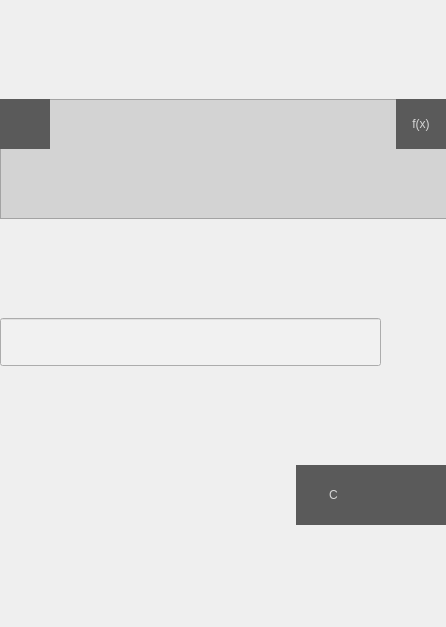
Above: src/mainwindow.ui from Simply-Ian/twilight-calc before the change. Below: the same form after it.
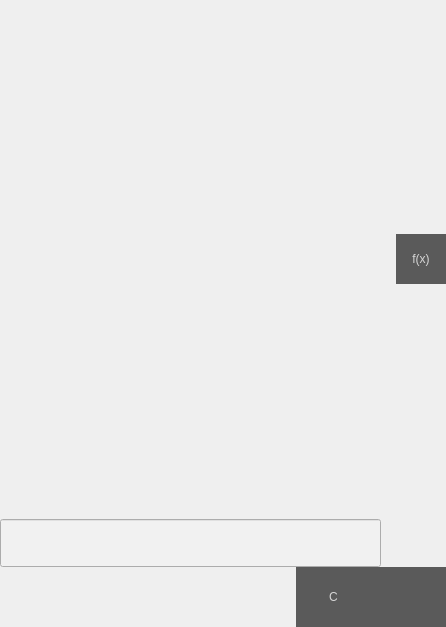
That is the form after the change. The open tabs and pages were chosen to show the change. Icons and pictures are not drawn.

The edit to the form file:
```diff
--- a/src/mainwindow.ui
+++ b/src/mainwindow.ui
@@ -63,116 +63,77 @@
      <number>0</number>
     </property>
     <item row="0" column="0">
-     <layout class="QHBoxLayout" name="horizontalLayout">
+     <layout class="QHBoxLayout" name="horizontalLayout" stretch="3,2">
       <property name="spacing">
        <number>0</number>
       </property>
       <item>
-       <layout class="QVBoxLayout" name="verticalLayout" stretch="1,0,0,2">
+       <layout class="QVBoxLayout" name="verticalLayout" stretch="0,0,0,0,2">
         <property name="spacing">
          <number>0</number>
         </property>
         <item>
          <widget class="QWidget" name="historyWidget" native="true">
           <property name="sizePolicy">
-           <sizepolicy hsizetype="Expanding" vsizetype="Expanding">
-            <horstretch>2</horstretch>
-            <verstretch>2</verstretch>
+           <sizepolicy hsizetype="Preferred" vsizetype="Minimum">
+            <horstretch>0</horstretch>
+            <verstretch>0</verstretch>
            </sizepolicy>
           </property>
-          <property name="minimumSize">
-           <size>
-            <width>377</width>
-            <height>120</height>
-           </size>
-          </property>
-          <property name="maximumSize">
-           <size>
-            <width>16777215</width>
-            <height>120</height>
-           </size>
-          </property>
-          <widget class="QListView" name="historyListView">
-           <property name="geometry">
-            <rect>
-             <x>0</x>
-             <y>0</y>
-             <width>451</width>
-             <height>120</height>
-            </rect>
+          <layout class="QHBoxLayout" name="horizontalLayout_4">
+           <property name="spacing">
+            <number>0</number>
            </property>
-           <property name="sizePolicy">
-            <sizepolicy hsizetype="Expanding" vsizetype="Minimum">
-             <horstretch>0</horstretch>
-             <verstretch>0</verstretch>
-            </sizepolicy>
+           <property name="sizeConstraint">
+            <enum>QLayout::SetDefaultConstraint</enum>
            </property>
-           <property name="maximumSize">
-            <size>
-             <width>16777215</width>
-             <height>120</height>
-            </size>
+           <property name="leftMargin">
+            <number>0</number>
            </property>
-           <property name="styleSheet">
-            <string notr="true">background-color: rgb(211, 211, 211);</string>
+           <property name="topMargin">
+            <number>0</number>
            </property>
-          </widget>
-          <widget class="QPushButton" name="settingsButton">
-           <property name="geometry">
-            <rect>
-             <x>0</x>
-             <y>0</y>
-             <width>50</width>
-             <height>50</height>
-            </rect>
+           <property name="rightMargin">
+            <number>0</number>
            </property>
-           <property name="autoFillBackground">
-            <bool>false</bool>
+           <property name="bottomMargin">
+            <number>0</number>
            </property>
-           <property name="styleSheet">
-            <string notr="true"/>
-           </property>
-           <property name="text">
-            <string/>
-           </property>
-           <property name="icon">
-            <iconset resource="../images.qrc">
-             <normaloff>:/images/icons/tune.png</normaloff>:/images/icons/tune.png</iconset>
-           </property>
-           <property name="iconSize">
-            <size>
-             <width>32</width>
-             <height>32</height>
-            </size>
-           </property>
-           <property name="flat">
-            <bool>false</bool>
-           </property>
-          </widget>
-          <widget class="QPushButton" name="funsButton">
-           <property name="geometry">
-            <rect>
-             <x>396</x>
-             <y>0</y>
-             <width>50</width>
-             <height>50</height>
-            </rect>
-           </property>
-           <property name="styleSheet">
-            <string notr="true">QPushButton:checked {
+           <item>
+            <spacer name="horizontalSpacer_3">
+             <property name="orientation">
+              <enum>Qt::Horizontal</enum>
+             </property>
+             <property name="sizeHint" stdset="0">
+              <size>
+               <width>40</width>
+               <height>20</height>
+              </size>
+             </property>
+            </spacer>
+           </item>
+           <item>
+            <widget class="QPushButton" name="funsButton">
+             <property name="minimumSize">
+              <size>
+               <width>50</width>
+               <height>50</height>
+              </size>
+             </property>
+             <property name="styleSheet">
+              <string notr="true">QPushButton:checked {
 	background-color: rgb(35, 140, 220);
 }</string>
-           </property>
-           <property name="text">
-            <string>f(x)</string>
-           </property>
-           <property name="checkable">
-            <bool>true</bool>
-           </property>
-          </widget>
-          <zorder>historyListView</zorder>
-          <zorder>funsButton</zorder>
-          <zorder>settingsButton</zorder>
+             </property>
+             <property name="text">
+              <string>f(x)</string>
+             </property>
+             <property name="checkable">
+              <bool>true</bool>
+             </property>
+            </widget>
+           </item>
+          </layout>
          </widget>
         </item>
         <item>
@@ -193,6 +154,9 @@
             <property name="styleSheet">
              <string notr="true">background-color: rgb(241, 241, 241);</string>
             </property>
+            <property name="placeholderText">
+             <string/>
+            </property>
            </widget>
           </item>
           <item>
```
Left out of the diff: 66 changed lines with no effect on the pictures.
